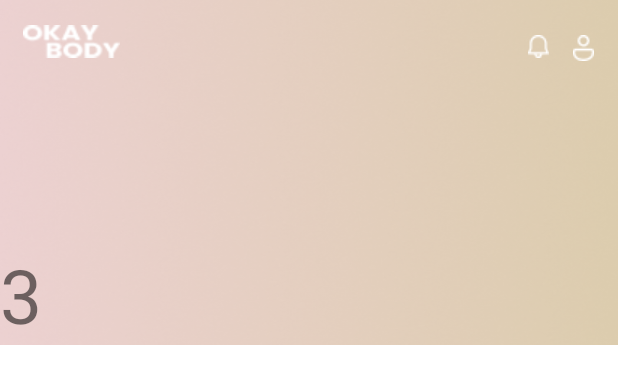
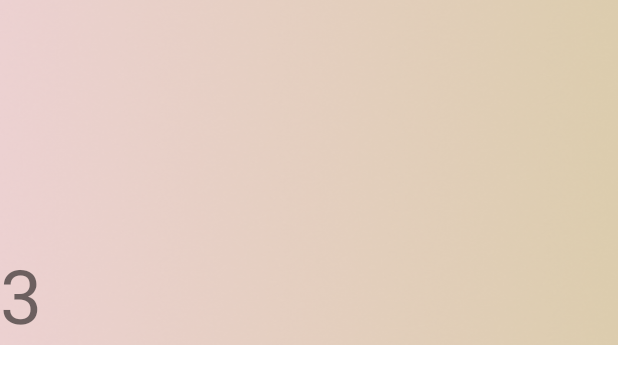
Before and after one commit to sohee7528/WaveIt, an Android app: the layout fragment_home3.xml on its own in the app's theme, with its tools: preview values and no code run, on a phone screen of 412 x 824 dp. Shown: the top 384 px of the screen. Run offline under Robolectric (Android 15) with nearby library versions, the phone set to English and light mode, and no system bars.

Commit message:
revise home fragment

```diff
--- a/app/src/main/res/layout/activity_main.xml
+++ b/app/src/main/res/layout/activity_main.xml
@@ -1,5 +1,5 @@
 <?xml version="1.0" encoding="utf-8"?>
-<LinearLayout xmlns:android="http://schemas.android.com/apk/res/android"
+<androidx.constraintlayout.widget.ConstraintLayout xmlns:android="http://schemas.android.com/apk/res/android"
     xmlns:app="http://schemas.android.com/apk/res-auto"
     xmlns:tools="http://schemas.android.com/tools"
     android:layout_width="match_parent"
@@ -10,7 +10,10 @@
     <FrameLayout
         android:layout_width="match_parent"
         android:layout_height="230dp"
-        android:layout_gravity="top">
+        android:layout_gravity="top"
+        app:layout_constraintEnd_toEndOf="parent"
+        app:layout_constraintStart_toStartOf="parent"
+        app:layout_constraintTop_toTopOf="parent">
 
         <androidx.viewpager2.widget.ViewPager2
             android:id="@+id/viewpager"
@@ -28,8 +31,7 @@
             android:layout_height="48dp"
             android:layout_gravity="bottom"
             android:layout_marginBottom="2dp" />
-
     </FrameLayout>
 
 
-</LinearLayout>
+</androidx.constraintlayout.widget.ConstraintLayout>
--- a/app/src/main/res/layout/fragment_home3.xml
+++ b/app/src/main/res/layout/fragment_home3.xml
@@ -1,5 +1,5 @@
 <?xml version="1.0" encoding="utf-8"?>
-<LinearLayout
+<androidx.constraintlayout.widget.ConstraintLayout
     xmlns:android="http://schemas.android.com/apk/res/android"
     xmlns:app="http://schemas.android.com/apk/res-auto"
     xmlns:tools="http://schemas.android.com/tools"
@@ -8,45 +8,6 @@
     android:gravity="top"
     android:background="@drawable/home_1"
     android:orientation="vertical">
-    <androidx.constraintlayout.widget.ConstraintLayout
-        android:layout_width="match_parent"
-        android:layout_height="match_parent">
-
-        <androidx.appcompat.widget.AppCompatImageView
-            android:id="@+id/appCompatImageView"
-            android:layout_width="80dp"
-            android:layout_height="40dp"
-            android:paddingTop="15dp"
-            android:paddingLeft="15dp"
-            android:scaleType="fitCenter"
-            android:src="@drawable/okaybody_white"
-            app:layout_constraintStart_toStartOf="parent"
-            app:layout_constraintTop_toTopOf="parent" />
-
-        <ImageButton
-            android:id="@+id/imageButton"
-            android:layout_width="wrap_content"
-            android:layout_height="wrap_content"
-            android:layout_marginTop="8dp"
-            android:layout_marginEnd="16dp"
-            android:background="#00FFFFFF"
-            android:paddingTop="15dp"
-            android:scaleType="fitCenter"
-            android:src="@drawable/user"
-            app:layout_constraintEnd_toEndOf="parent"
-            app:layout_constraintTop_toTopOf="parent" />
-
-        <ImageButton
-            android:layout_width="wrap_content"
-            android:layout_height="wrap_content"
-            android:layout_marginTop="8dp"
-            android:layout_marginEnd="16dp"
-            android:background="#00FFFFFF"
-            android:paddingTop="15dp"
-            android:scaleType="fitCenter"
-            android:src="@drawable/notice"
-            app:layout_constraintEnd_toStartOf="@+id/imageButton"
-            app:layout_constraintTop_toTopOf="parent" />
 
     <TextView
         android:layout_width="match_parent"
@@ -60,5 +21,3 @@
         app:layout_constraintStart_toStartOf="parent" />
 
 </androidx.constraintlayout.widget.ConstraintLayout>
-
-</LinearLayout>
```
Lines whose indentation alone changed are shown as unchanged.
